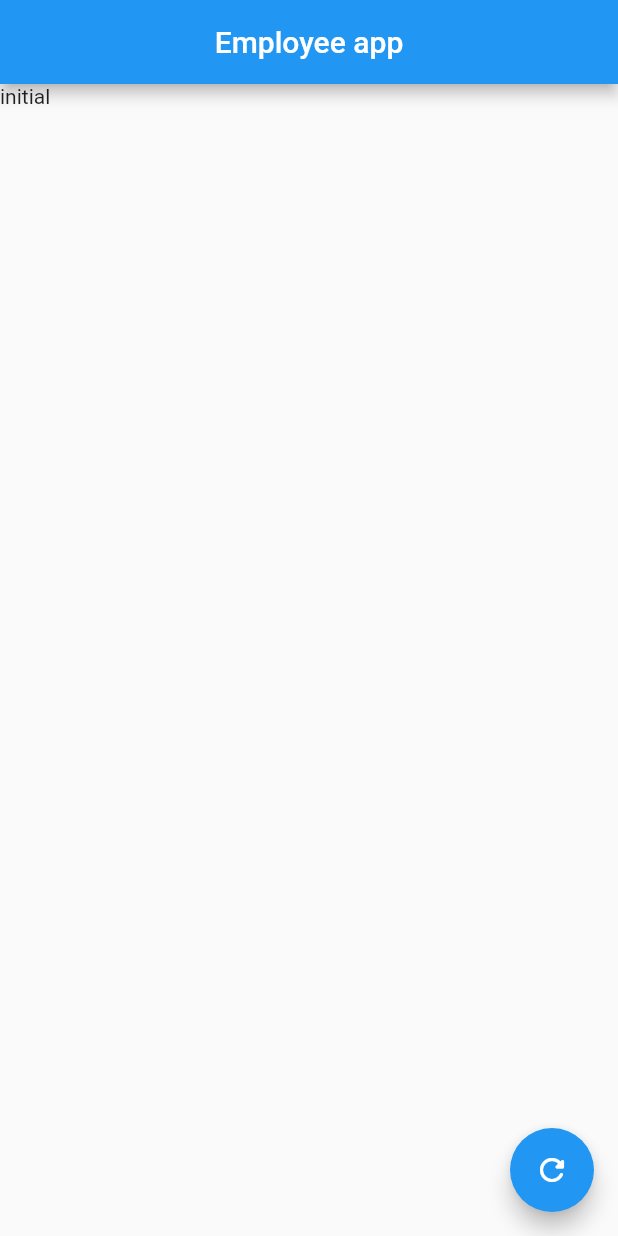
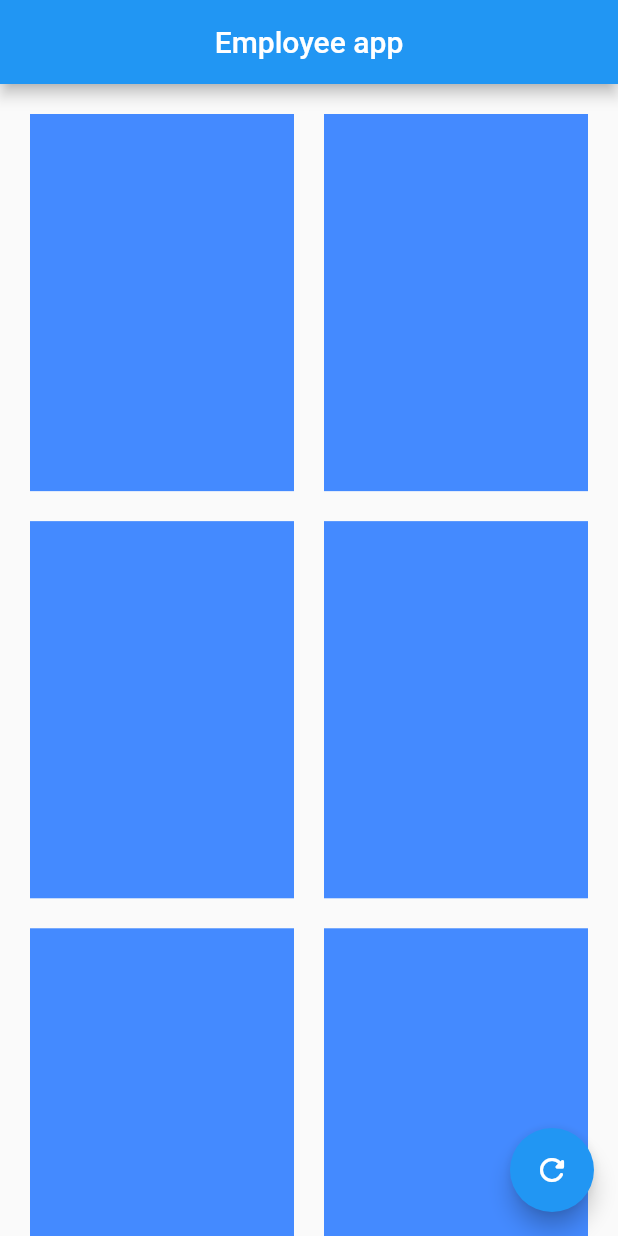
Before and after one commit to EgorP51/employee_app, a Flutter app: the screen it shows after launch, on a phone screen of 412 x 824 dp. Run offline on Flutter 3.47's test engine with Material 2 defaults, Android fonts, the phone set to English and light mode, and no system bars; our stand-ins replace bloc, flutter_bloc, freezed_annotation; generated files the repository leaves out were written again.

Commit message:
feat: Add basic ui, candidate model and file structure refactoring

```diff
--- a/lib/app/app.dart
+++ b/lib/app/app.dart
@@ -1,4 +1,4 @@
-import 'package:employee_app/app/feature/candidates_list/presentation/candidates_page_module.dart';
+import 'package:employee_app/feature/candidates/candidates_list/presentation/pages/candidates_page.dart';
 import 'package:employee_app/l10n/l10n.dart';
 import 'package:flutter/material.dart';
 
@@ -10,7 +10,7 @@ class App extends StatelessWidget {
     return const MaterialApp(
       localizationsDelegates: AppLocalizations.localizationsDelegates,
       supportedLocales: AppLocalizations.supportedLocales,
-      home: CandidatesPageModule(),
+      home: CandidatesPage(),
     );
   }
 }
--- a/lib/app/feature/candidates_list/presentation/candidates_page_module.dart
+++ /dev/null
@@ -1,16 +0,0 @@
-import 'package:employee_app/app/feature/candidates_list/presentation/candidates_page.dart';
-import 'package:employee_app/app/feature/candidates_list/presentation/candidates_page_cubit/candidates_page_cubit.dart';
-import 'package:flutter/material.dart';
-import 'package:flutter_bloc/flutter_bloc.dart';
-
-class CandidatesPageModule extends StatelessWidget {
-  const CandidatesPageModule({super.key});
-
-  @override
-  Widget build(BuildContext context) {
-    return BlocProvider<CandidatesPageCubit>(
-      create: (context) => CandidatesPageCubit()..loadInitialData(),
-      child: const CandidatesPage(),
-    );
-  }
-}
--- /dev/null
+++ b/lib/feature/candidates/candidates_list/data/models/candidate_model.dart
@@ -0,0 +1,52 @@
+import 'package:freezed_annotation/freezed_annotation.dart';
+import 'dart:convert';
+
+part 'candidate_model.freezed.dart';
+
+part 'candidate_model.g.dart';
+
+@freezed
+class CandidateModel with _$CandidateModel {
+  const factory CandidateModel({
+    String? uid,
+    String? firstName,
+    String? lastName,
+    String? username,
+    String? email,
+    String? avatar,
+    String? gender,
+    String? phoneNumber,
+    DateTime? dateOfBirth,
+    Employment? employment,
+    Address? address,
+  }) = _CandidateModel;
+
+  factory CandidateModel.fromJson(Map<String, dynamic> json) =>
+      _$CandidateModelFromJson(json);
+}
+
+@freezed
+class Address with _$Address {
+  const factory Address({
+    String? city,
+    String? streetName,
+    String? streetAddress,
+    String? zipCode,
+    String? state,
+    String? country,
+  }) = _Address;
+
+  factory Address.fromJson(Map<String, dynamic> json) =>
+      _$AddressFromJson(json);
+}
+
+@freezed
+class Employment with _$Employment {
+  const factory Employment({
+    String? title,
+    String? keySkill,
+  }) = _Employment;
+
+  factory Employment.fromJson(Map<String, dynamic> json) =>
+      _$EmploymentFromJson(json);
+}
--- a/lib/app/feature/candidates_list/presentation/candidates_page_cubit/candidates_page_cubit.dart
+++ b/lib/feature/candidates/candidates_list/domain/candidates_page_cubit/candidates_page_cubit.dart
@@ -1,6 +1,6 @@
 import 'package:bloc/bloc.dart';
 
-import 'package:employee_app/app/feature/candidates_list/presentation/candidates_page_cubit/candidates_page_state.dart';
+import 'package:employee_app/feature/candidates/candidates_list/domain/candidates_page_cubit/candidates_page_state.dart';
 
 class CandidatesPageCubit extends Cubit<CandidatesPageState> {
   CandidatesPageCubit() : super(CandidatesPageInitial());
--- /dev/null
+++ b/lib/feature/candidates/candidates_list/presentation/pages/candidates_page.dart
@@ -0,0 +1,16 @@
+import 'package:employee_app/feature/candidates/candidates_list/domain/candidates_page_cubit/candidates_page_cubit.dart';
+import 'package:employee_app/feature/candidates/candidates_list/presentation/widgets/candidates_widget.dart';
+import 'package:flutter/material.dart';
+import 'package:flutter_bloc/flutter_bloc.dart';
+
+class CandidatesPage extends StatelessWidget {
+  const CandidatesPage({super.key});
+
+  @override
+  Widget build(BuildContext context) {
+    return BlocProvider<CandidatesPageCubit>(
+      create: (context) => CandidatesPageCubit()..loadInitialData(),
+      child: CandidatesWidget(),
+    );
+  }
+}
--- /dev/null
+++ b/lib/feature/candidates/candidates_list/presentation/widgets/candidates_card_item.dart
@@ -0,0 +1,27 @@
+import 'package:employee_app/feature/candidates/candidates_details/presentation/pages/candidates_details_page.dart';
+import 'package:employee_app/feature/candidates/candidates_list/data/models/candidate_model.dart';
+import 'package:flutter/material.dart';
+
+class CandidatesCardItem extends StatelessWidget {
+  const CandidatesCardItem({required this.candidateModel, super.key});
+
+  final CandidateModel candidateModel;
+
+  @override
+  Widget build(BuildContext context) {
+    return InkWell(
+      onTap: () {
+        Navigator.of(context).push(
+          MaterialPageRoute(
+            builder: (context) => CandidatesDetailsPage(
+              candidateModel: candidateModel,
+            ),
+          ),
+        );
+      },
+      child: Container(
+        color: Colors.blueAccent,
+      ),
+    );
+  }
+}
--- /dev/null
+++ b/lib/feature/candidates/candidates_list/presentation/widgets/candidates_page_body.dart
@@ -0,0 +1,33 @@
+import 'package:employee_app/feature/candidates/candidates_list/data/models/candidate_model.dart';
+import 'package:employee_app/feature/candidates/candidates_list/presentation/widgets/candidates_card_item.dart';
+import 'package:flutter/material.dart';
+
+class CandidatesPageBody extends StatelessWidget {
+  const CandidatesPageBody({required this.candidatesList, super.key});
+
+  final List<CandidateModel> candidatesList;
+
+  @override
+  Widget build(BuildContext context) {
+    return CustomScrollView(
+      slivers: [
+        SliverPadding(
+          padding: const EdgeInsetsDirectional.all(20),
+          sliver: SliverGrid(
+            delegate: SliverChildBuilderDelegate(
+              (context, index) =>
+                  CandidatesCardItem(candidateModel: candidatesList[index]),
+              childCount: candidatesList.length,
+            ),
+            gridDelegate: const SliverGridDelegateWithFixedCrossAxisCount(
+              mainAxisSpacing: 20,
+              crossAxisSpacing: 20,
+              crossAxisCount: 2,
+              childAspectRatio: 0.7,
+            ),
+          ),
+        ),
+      ],
+    );
+  }
+}
--- a/lib/app/feature/candidates_list/presentation/candidates_page.dart
+++ b/lib/feature/candidates/candidates_list/presentation/widgets/candidates_widget.dart
@@ -1,11 +1,16 @@
-import 'package:employee_app/app/feature/candidates_list/presentation/candidates_page_cubit/candidates_page_cubit.dart';
-import 'package:employee_app/app/feature/candidates_list/presentation/candidates_page_cubit/candidates_page_state.dart';
+import 'package:employee_app/feature/candidates/candidates_list/data/models/candidate_model.dart';
+import 'package:employee_app/feature/candidates/candidates_list/domain/candidates_page_cubit/candidates_page_cubit.dart';
+import 'package:employee_app/feature/candidates/candidates_list/domain/candidates_page_cubit/candidates_page_state.dart';
+import 'package:employee_app/feature/candidates/candidates_list/presentation/widgets/candidates_page_body.dart';
 import 'package:employee_app/l10n/l10n.dart';
 import 'package:flutter/material.dart';
 import 'package:flutter_bloc/flutter_bloc.dart';
 
-class CandidatesPage extends StatelessWidget {
-  const CandidatesPage({super.key});
+class CandidatesWidget extends StatelessWidget {
+  CandidatesWidget({super.key});
+
+  final candidatesList =
+      List<CandidateModel>.generate(10, (index) => const CandidateModel());
 
   @override
   Widget build(BuildContext context) {
@@ -17,7 +22,9 @@ class CandidatesPage extends StatelessWidget {
       body: BlocBuilder<CandidatesPageCubit, CandidatesPageState>(
         builder: (context, state) {
           if (state is CandidatesPageInitial) {
-            return const Text('initial');
+            return CandidatesPageBody(
+              candidatesList: candidatesList,
+            );
           } else if (state is CandidatesPageUpdate) {
             return const Text('updated');
           } else {
--- a/pubspec.yaml
+++ b/pubspec.yaml
@@ -7,6 +7,7 @@ environment:
   sdk: ">=2.19.0 <3.0.0"
 
 dependencies:
+  freezed_annotation: any
   bloc: ^8.1.1
   flutter:
     sdk: flutter
@@ -16,6 +17,9 @@ dependencies:
   intl: ^0.17.0
 
 dev_dependencies:
+  build_runner: any
+  freezed: any
+  json_serializable: ^6.6.1
   bloc_test: ^9.1.1
   flutter_test:
     sdk: flutter
```
Also changed, not shown: lib/feature/candidates/candidates_details/domain/candidates_details_cubit/candidates_details_cubit.dart (added, +15 -0 lines), lib/feature/candidates/candidates_details/domain/candidates_details_cubit/candidates_details_state.dart (added, +8 -0 lines), lib/feature/candidates/candidates_details/presentation/pages/candidates_details_page.dart (added, +18 -0 lines), lib/feature/candidates/candidates_details/presentation/widgets/candidates_details_widget.dart (added, +40 -0 lines), lib/feature/candidates/candidates_list/data/models/candidate_model.freezed.dart (added), lib/feature/candidates/candidates_list/data/models/candidate_model.g.dart (added), lib/feature/candidates/candidates_list/domain/candidates_page_cubit/candidates_page_state.dart (renamed from lib/app/feature/candidates_list/presentation/candidates_page_cubit/candidates_page_state.dart), lib/feature/candidates/candidates_list/presentation/extensions/context_extensions.dart (renamed from lib/app/feature/candidates_list/presentation/extensions/context_extensions.dart), pubspec.lock.
